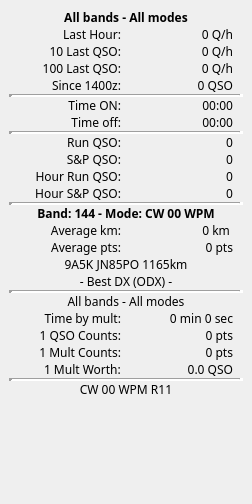
Above: not1mm/data/ratewindow.ui from mbridak/not1mm before the change. Below: the same form after it.
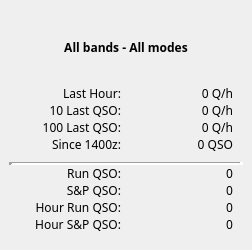
That is the form after the change.

Commit message: @mbridak Remove unused fields from UI and code cruft.

```diff
--- a/not1mm/data/ratewindow.ui
+++ b/not1mm/data/ratewindow.ui
@@ -7,9 +7,21 @@
     <x>0</x>
     <y>0</y>
     <width>252</width>
-    <height>504</height>
+    <height>250</height>
    </rect>
   </property>
+  <property name="sizePolicy">
+   <sizepolicy hsizetype="Preferred" vsizetype="Preferred">
+    <horstretch>0</horstretch>
+    <verstretch>0</verstretch>
+   </sizepolicy>
+  </property>
+  <property name="minimumSize">
+   <size>
+    <width>200</width>
+    <height>200</height>
+   </size>
+  </property>
   <property name="font">
    <font>
     <family>JetBrains Mono ExtraLight</family>
@@ -225,90 +237,6 @@
         </property>
        </widget>
       </item>
-      <item>
-       <layout class="QFormLayout" name="formLayout_2">
-        <property name="sizeConstraint">
-         <enum>QLayout::SizeConstraint::SetMinimumSize</enum>
-        </property>
-        <property name="labelAlignment">
-         <set>Qt::AlignRight|Qt::AlignTrailing|Qt::AlignVCenter</set>
-        </property>
-        <property name="formAlignment">
-         <set>Qt::AlignLeading|Qt::AlignLeft|Qt::AlignTop</set>
-        </property>
-        <item row="0" column="0">
-         <widget class="QLabel" name="label_10">
-          <property name="minimumSize">
-           <size>
-            <width>112</width>
-            <height>0</height>
-           </size>
-          </property>
-          <property name="text">
-           <string>Time ON:</string>
-          </property>
-          <property name="alignment">
-           <set>Qt::AlignRight|Qt::AlignTrailing|Qt::AlignVCenter</set>
-          </property>
-         </widget>
-        </item>
-        <item row="0" column="1">
-         <widget class="QLabel" name="time_on">
-          <property name="maximumSize">
-           <size>
-            <width>112</width>
-            <height>16777215</height>
-           </size>
-          </property>
-          <property name="text">
-           <string>00:00</string>
-          </property>
-          <property name="alignment">
-           <set>Qt::AlignRight|Qt::AlignTrailing|Qt::AlignVCenter</set>
-          </property>
-         </widget>
-        </item>
-        <item row="1" column="0">
-         <widget class="QLabel" name="label_12">
-          <property name="text">
-           <string>Time off:</string>
-          </property>
-          <property name="alignment">
-           <set>Qt::AlignRight|Qt::AlignTrailing|Qt::AlignVCenter</set>
-          </property>
-         </widget>
-        </item>
-        <item row="1" column="1">
-         <widget class="QLabel" name="time_off">
-          <property name="maximumSize">
-           <size>
-            <width>112</width>
-            <height>16777215</height>
-           </size>
-          </property>
-          <property name="text">
-           <string>00:00</string>
-          </property>
-          <property name="alignment">
-           <set>Qt::AlignRight|Qt::AlignTrailing|Qt::AlignVCenter</set>
-          </property>
-         </widget>
-        </item>
-       </layout>
-      </item>
-      <item>
-       <widget class="Line" name="line_2">
-        <property name="lineWidth">
-         <number>4</number>
-        </property>
-        <property name="midLineWidth">
-         <number>0</number>
-        </property>
-        <property name="orientation">
-         <enum>Qt::Horizontal</enum>
-        </property>
-       </widget>
-      </item>
       <item>
        <layout class="QFormLayout" name="formLayout_3">
         <property name="sizeConstraint">
@@ -432,317 +360,6 @@
         </item>
        </layout>
       </item>
-      <item>
-       <widget class="Line" name="line_4">
-        <property name="lineWidth">
-         <number>4</number>
-        </property>
-        <property name="orientation">
-         <enum>Qt::Horizontal</enum>
-        </property>
-       </widget>
-      </item>
-      <item>
-       <widget class="QLabel" name="band_mode">
-        <property name="font">
-         <font>
-          <family>JetBrains Mono ExtraLight</family>
-          <bold>true</bold>
-         </font>
-        </property>
-        <property name="text">
-         <string>Band: 144 - Mode: CW 00 WPM</string>
-        </property>
-        <property name="alignment">
-         <set>Qt::AlignCenter</set>
-        </property>
-       </widget>
-      </item>
-      <item>
-       <layout class="QFormLayout" name="formLayout_4">
-        <property name="sizeConstraint">
-         <enum>QLayout::SizeConstraint::SetMinimumSize</enum>
-        </property>
-        <property name="labelAlignment">
-         <set>Qt::AlignRight|Qt::AlignTrailing|Qt::AlignVCenter</set>
-        </property>
-        <property name="formAlignment">
-         <set>Qt::AlignLeading|Qt::AlignLeft|Qt::AlignTop</set>
-        </property>
-        <property name="topMargin">
-         <number>0</number>
-        </property>
-        <property name="bottomMargin">
-         <number>0</number>
-        </property>
-        <item row="0" column="0">
-         <widget class="QLabel" name="label_23">
-          <property name="minimumSize">
-           <size>
-            <width>112</width>
-            <height>0</height>
-           </size>
-          </property>
-          <property name="text">
-           <string>Average km:</string>
-          </property>
-          <property name="alignment">
-           <set>Qt::AlignRight|Qt::AlignTrailing|Qt::AlignVCenter</set>
-          </property>
-         </widget>
-        </item>
-        <item row="0" column="1">
-         <widget class="QLabel" name="avg_km">
-          <property name="maximumSize">
-           <size>
-            <width>112</width>
-            <height>16777215</height>
-           </size>
-          </property>
-          <property name="text">
-           <string>0 km </string>
-          </property>
-          <property name="alignment">
-           <set>Qt::AlignRight|Qt::AlignTrailing|Qt::AlignVCenter</set>
-          </property>
-         </widget>
-        </item>
-        <item row="1" column="0">
-         <widget class="QLabel" name="label_25">
-          <property name="text">
-           <string>Average pts:</string>
-          </property>
-          <property name="alignment">
-           <set>Qt::AlignRight|Qt::AlignTrailing|Qt::AlignVCenter</set>
-          </property>
-         </widget>
-        </item>
-        <item row="1" column="1">
-         <widget class="QLabel" name="avg_pts">
-          <property name="maximumSize">
-           <size>
-            <width>112</width>
-            <height>16777215</height>
-           </size>
-          </property>
-          <property name="text">
-           <string>0 pts</string>
-          </property>
-          <property name="alignment">
-           <set>Qt::AlignRight|Qt::AlignTrailing|Qt::AlignVCenter</set>
-          </property>
-         </widget>
-        </item>
-       </layout>
-      </item>
-      <item>
-       <widget class="QLabel" name="best_dx">
-        <property name="text">
-         <string>9A5K JN85PO 1165km</string>
-        </property>
-        <property name="alignment">
-         <set>Qt::AlignCenter</set>
-        </property>
-       </widget>
-      </item>
-      <item>
-       <widget class="QLabel" name="label_26">
-        <property name="text">
-         <string>- Best DX (ODX) -</string>
-        </property>
-        <property name="alignment">
-         <set>Qt::AlignCenter</set>
-        </property>
-       </widget>
-      </item>
-      <item>
-       <widget class="Line" name="line_5">
-        <property name="lineWidth">
-         <number>4</number>
-        </property>
-        <property name="orientation">
-         <enum>Qt::Horizontal</enum>
-        </property>
-       </widget>
-      </item>
-      <item>
-       <widget class="QLabel" name="label_29">
-        <property name="text">
-         <string>All bands - All modes</string>
-        </property>
-        <property name="alignment">
-         <set>Qt::AlignCenter</set>
-        </property>
-       </widget>
-      </item>
-      <item>
-       <layout class="QFormLayout" name="formLayout_5">
-        <property name="sizeConstraint">
-         <enum>QLayout::SizeConstraint::SetMinimumSize</enum>
-        </property>
-        <property name="labelAlignment">
-         <set>Qt::AlignRight|Qt::AlignTrailing|Qt::AlignVCenter</set>
-        </property>
-        <property name="formAlignment">
-         <set>Qt::AlignLeading|Qt::AlignLeft|Qt::AlignTop</set>
-        </property>
-        <property name="topMargin">
-         <number>0</number>
-        </property>
-        <property name="bottomMargin">
-         <number>0</number>
-        </property>
-        <item row="0" column="0">
-         <widget class="QLabel" name="label_30">
-          <property name="minimumSize">
-           <size>
-            <width>112</width>
-            <height>0</height>
-           </size>
-          </property>
-          <property name="text">
-           <string>Time by mult:</string>
-          </property>
-          <property name="alignment">
-           <set>Qt::AlignRight|Qt::AlignTrailing|Qt::AlignVCenter</set>
-          </property>
-         </widget>
-        </item>
-        <item row="0" column="1">
-         <widget class="QLabel" name="time_by_mult">
-          <property name="minimumSize">
-           <size>
-            <width>112</width>
-            <height>0</height>
-           </size>
-          </property>
-          <property name="maximumSize">
-           <size>
-            <width>112</width>
-            <height>16777215</height>
-           </size>
-          </property>
-          <property name="text">
-           <string>0 min 0 sec</string>
-          </property>
-          <property name="alignment">
-           <set>Qt::AlignRight|Qt::AlignTrailing|Qt::AlignVCenter</set>
-          </property>
-         </widget>
-        </item>
-        <item row="1" column="0">
-         <widget class="QLabel" name="label_32">
-          <property name="text">
-           <string>1 QSO Counts:</string>
-          </property>
-          <property name="alignment">
-           <set>Qt::AlignRight|Qt::AlignTrailing|Qt::AlignVCenter</set>
-          </property>
-         </widget>
-        </item>
-        <item row="1" column="1">
-         <widget class="QLabel" name="qso_counts">
-          <property name="maximumSize">
-           <size>
-            <width>112</width>
-            <height>16777215</height>
-           </size>
-          </property>
-          <property name="text">
-           <string>0 pts</string>
-          </property>
-          <property name="alignment">
-           <set>Qt::AlignRight|Qt::AlignTrailing|Qt::AlignVCenter</set>
-          </property>
-         </widget>
-        </item>
-        <item row="2" column="0">
-         <widget class="QLabel" name="label_34">
-          <property name="text">
-           <string>1 Mult Counts:</string>
-          </property>
-          <property name="alignment">
-           <set>Qt::AlignRight|Qt::AlignTrailing|Qt::AlignVCenter</set>
-          </property>
-         </widget>
-        </item>
-        <item row="3" column="0">
-         <widget class="QLabel" name="label_35">
-          <property name="text">
-           <string>1 Mult Worth:</string>
-          </property>
-          <property name="alignment">
-           <set>Qt::AlignLeading|Qt::AlignLeft|Qt::AlignVCenter</set>
-          </property>
-         </widget>
-        </item>
-        <item row="2" column="1">
-         <widget class="QLabel" name="mult_counts">
-          <property name="maximumSize">
-           <size>
-            <width>112</width>
-            <height>16777215</height>
-           </size>
-          </property>
-          <property name="text">
-           <string>0 pts</string>
-          </property>
-          <property name="alignment">
-           <set>Qt::AlignRight|Qt::AlignTrailing|Qt::AlignVCenter</set>
-          </property>
-         </widget>
-        </item>
-        <item row="3" column="1">
-         <widget class="QLabel" name="mult_worth">
-          <property name="maximumSize">
-           <size>
-            <width>112</width>
-            <height>16777215</height>
-           </size>
-          </property>
-          <property name="text">
-           <string>0.0 QSO</string>
-          </property>
-          <property name="alignment">
-           <set>Qt::AlignRight|Qt::AlignTrailing|Qt::AlignVCenter</set>
-          </property>
-         </widget>
-        </item>
-       </layout>
-      </item>
-      <item>
-       <widget class="Line" name="line_6">
-        <property name="lineWidth">
-         <number>4</number>
-        </property>
-        <property name="orientation">
-         <enum>Qt::Horizontal</enum>
-        </property>
-       </widget>
-      </item>
-      <item>
-       <widget class="QLabel" name="label_38">
-        <property name="text">
-         <string>CW 00 WPM	R11</string>
-        </property>
-        <property name="alignment">
-         <set>Qt::AlignCenter</set>
-        </property>
-       </widget>
-      </item>
-      <item>
-       <spacer name="verticalSpacer">
-        <property name="orientation">
-         <enum>Qt::Vertical</enum>
-        </property>
-        <property name="sizeHint" stdset="0">
-         <size>
-          <width>20</width>
-          <height>40</height>
-         </size>
-        </property>
-       </spacer>
-      </item>
      </layout>
     </item>
    </layout>
```
The commit also changes 1 other file.
